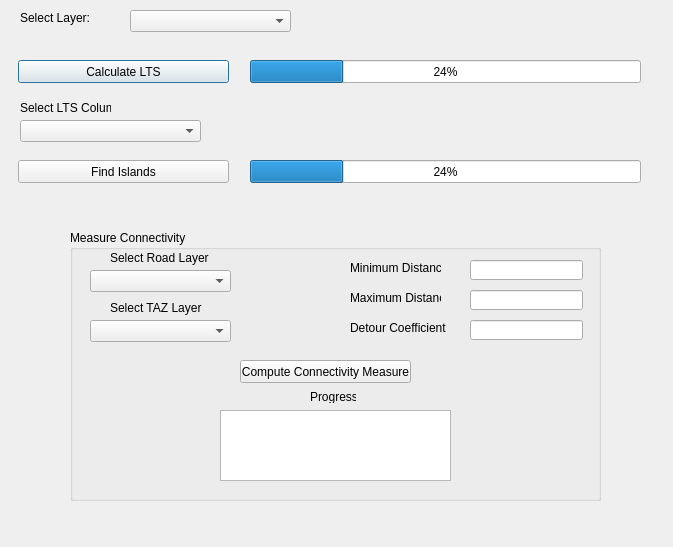
This is LTS/ui_lts.ui in PepSalehi/boulder as Qt 5 draws it before an edit. The edited form follows.
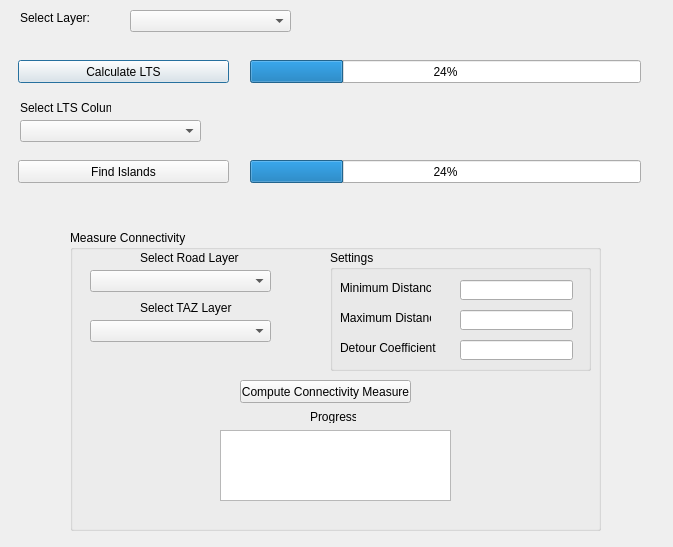
This is the edited form.

```diff
--- a/LTS/ui_lts.ui
+++ b/LTS/ui_lts.ui
@@ -117,7 +117,7 @@
      <x>70</x>
      <y>230</y>
      <width>531</width>
-     <height>271</height>
+     <height>301</height>
     </rect>
    </property>
    <property name="title">
@@ -126,7 +126,7 @@
    <widget class="QLabel" name="label_3">
     <property name="geometry">
      <rect>
-      <x>40</x>
+      <x>70</x>
       <y>20</y>
       <width>101</width>
       <height>16</height>
@@ -141,7 +141,7 @@
      <rect>
       <x>20</x>
       <y>40</y>
-      <width>141</width>
+      <width>181</width>
       <height>22</height>
      </rect>
     </property>
@@ -149,7 +149,7 @@
    <widget class="QLabel" name="label_4">
     <property name="geometry">
      <rect>
-      <x>40</x>
+      <x>70</x>
       <y>70</y>
       <width>111</width>
       <height>16</height>
@@ -164,85 +164,16 @@
      <rect>
       <x>20</x>
       <y>90</y>
-      <width>141</width>
+      <width>181</width>
       <height>22</height>
      </rect>
     </property>
    </widget>
-   <widget class="QLabel" name="label_5">
-    <property name="geometry">
-     <rect>
-      <x>280</x>
-      <y>30</y>
-      <width>91</width>
-      <height>16</height>
-     </rect>
-    </property>
-    <property name="text">
-     <string>Minimum Distance</string>
-    </property>
-   </widget>
-   <widget class="QLabel" name="label_6">
-    <property name="geometry">
-     <rect>
-      <x>280</x>
-      <y>60</y>
-      <width>91</width>
-      <height>16</height>
-     </rect>
-    </property>
-    <property name="text">
-     <string>Maximum Distance</string>
-    </property>
-   </widget>
-   <widget class="QLabel" name="label_7">
-    <property name="geometry">
-     <rect>
-      <x>280</x>
-      <y>90</y>
-      <width>101</width>
-      <height>16</height>
-     </rect>
-    </property>
-    <property name="text">
-     <string>Detour Coefficient</string>
-    </property>
-   </widget>
-   <widget class="QLineEdit" name="minDist">
-    <property name="geometry">
-     <rect>
-      <x>400</x>
-      <y>30</y>
-      <width>113</width>
-      <height>20</height>
-     </rect>
-    </property>
-   </widget>
-   <widget class="QLineEdit" name="maxDist">
-    <property name="geometry">
-     <rect>
-      <x>400</x>
-      <y>60</y>
-      <width>113</width>
-      <height>20</height>
-     </rect>
-    </property>
-   </widget>
-   <widget class="QLineEdit" name="Detour_coeff">
-    <property name="geometry">
-     <rect>
-      <x>400</x>
-      <y>90</y>
-      <width>113</width>
-      <height>20</height>
-     </rect>
-    </property>
-   </widget>
    <widget class="QPushButton" name="find_connectivity_btn">
     <property name="geometry">
      <rect>
       <x>170</x>
-      <y>130</y>
+      <y>150</y>
       <width>171</width>
       <height>23</height>
      </rect>
@@ -255,7 +186,7 @@
     <property name="geometry">
      <rect>
       <x>150</x>
-      <y>180</y>
+      <y>200</y>
       <width>231</width>
       <height>71</height>
      </rect>
@@ -268,7 +199,7 @@
     <property name="geometry">
      <rect>
       <x>240</x>
-      <y>160</y>
+      <y>180</y>
       <width>46</width>
       <height>13</height>
      </rect>
@@ -277,6 +208,103 @@
      <string>Progress</string>
     </property>
    </widget>
+   <widget class="QGroupBox" name="groupBox_2">
+    <property name="geometry">
+     <rect>
+      <x>260</x>
+      <y>20</y>
+      <width>261</width>
+      <height>121</height>
+     </rect>
+    </property>
+    <property name="title">
+     <string>Settings</string>
+    </property>
+    <widget class="QLabel" name="label_5">
+     <property name="geometry">
+      <rect>
+       <x>10</x>
+       <y>30</y>
+       <width>91</width>
+       <height>16</height>
+      </rect>
+     </property>
+     <property name="text">
+      <string>Minimum Distance</string>
+     </property>
+    </widget>
+    <widget class="QLineEdit" name="maxDist">
+     <property name="geometry">
+      <rect>
+       <x>130</x>
+       <y>60</y>
+       <width>113</width>
+       <height>20</height>
+      </rect>
+     </property>
+    </widget>
+    <widget class="QLineEdit" name="minDist">
+     <property name="geometry">
+      <rect>
+       <x>130</x>
+       <y>30</y>
+       <width>113</width>
+       <height>20</height>
+      </rect>
+     </property>
+    </widget>
+    <widget class="QLineEdit" name="Detour_coeff">
+     <property name="geometry">
+      <rect>
+       <x>130</x>
+       <y>90</y>
+       <width>113</width>
+       <height>20</height>
+      </rect>
+     </property>
+    </widget>
+    <widget class="QLabel" name="label_6">
+     <property name="geometry">
+      <rect>
+       <x>10</x>
+       <y>60</y>
+       <width>91</width>
+       <height>16</height>
+      </rect>
+     </property>
+     <property name="text">
+      <string>Maximum Distance</string>
+     </property>
+    </widget>
+    <widget class="QLabel" name="label_7">
+     <property name="geometry">
+      <rect>
+       <x>10</x>
+       <y>90</y>
+       <width>101</width>
+       <height>16</height>
+      </rect>
+     </property>
+     <property name="text">
+      <string>Detour Coefficient</string>
+     </property>
+    </widget>
+    <zorder>minDist</zorder>
+    <zorder>label_5</zorder>
+    <zorder>maxDist</zorder>
+    <zorder>minDist</zorder>
+    <zorder>Detour_coeff</zorder>
+    <zorder>label_6</zorder>
+    <zorder>label_7</zorder>
+   </widget>
+   <zorder>groupBox_2</zorder>
+   <zorder>label_3</zorder>
+   <zorder>road_combo</zorder>
+   <zorder>label_4</zorder>
+   <zorder>taz_combo</zorder>
+   <zorder>find_connectivity_btn</zorder>
+   <zorder>progress_text</zorder>
+   <zorder>label_8</zorder>
   </widget>
  </widget>
  <resources/>
```
